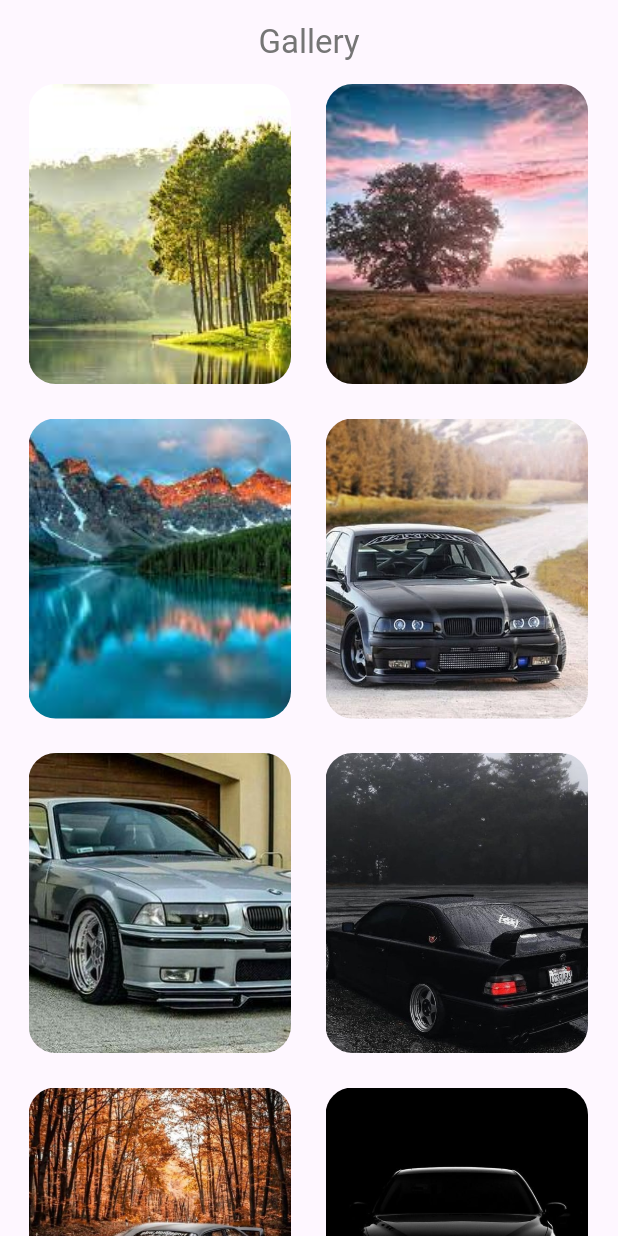
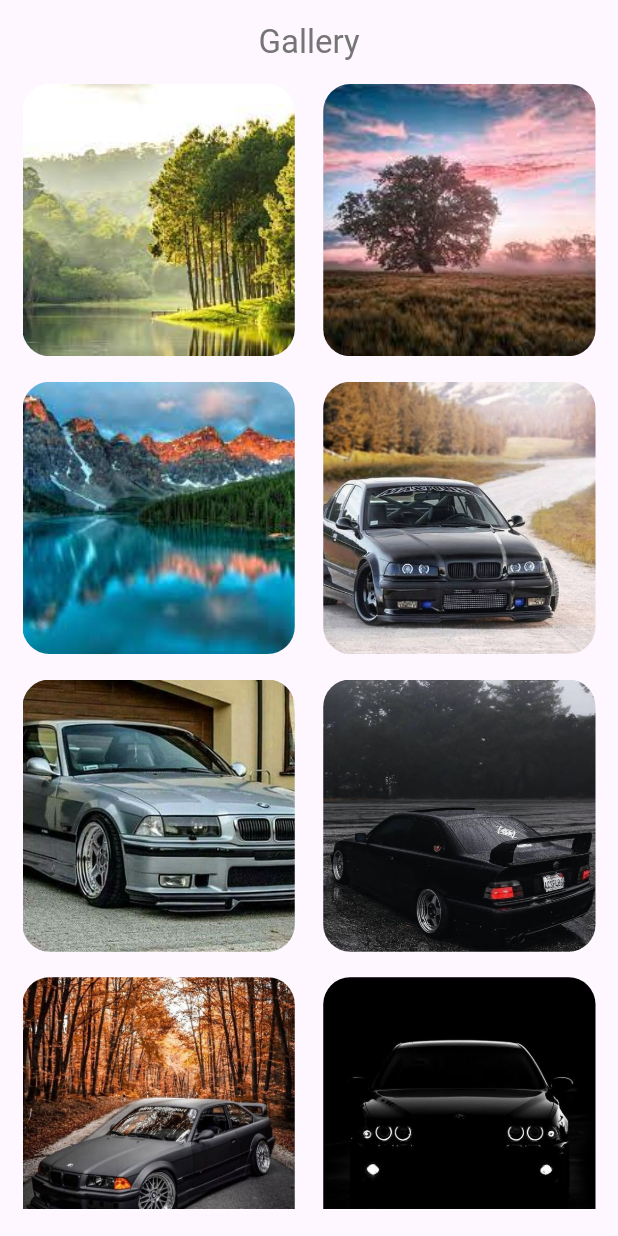
Before and after one commit to m7mdragab74/Gallery-clone, a Flutter app: the screen it shows after launch, on a phone screen of 412 x 824 dp. Run offline on Flutter 3.47's test engine with Material 3 defaults, Android fonts, the phone set to English and light mode, and no system bars.

Commit message:
refactor for code

```diff
--- a/lib/main.dart
+++ b/lib/main.dart
@@ -10,7 +10,7 @@ class GalleryApp extends StatelessWidget {
 
   @override
   Widget build(BuildContext context) {
-    return const MaterialApp(
+    return MaterialApp(
       debugShowCheckedModeBanner: false,
       home: HomeView(),
     );
--- /dev/null
+++ b/lib/model/image_model.dart
@@ -0,0 +1,4 @@
+class ImageModel {
+  String image;
+  ImageModel({required this.image});
+}
--- a/lib/views/home_view.dart
+++ b/lib/views/home_view.dart
@@ -1,7 +1,27 @@
 import 'package:flutter/material.dart';
+import 'package:task_1/model/image_model.dart';
+import 'package:task_1/widget/image_widget.dart';
 
 class HomeView extends StatelessWidget {
-  const HomeView({super.key});
+  HomeView({super.key});
+  final List<ImageModel> imageView = [
+    ImageModel(image: 'assets/img1.jpg'),
+    ImageModel(image: 'assets/img2.jpg'),
+    ImageModel(image: 'assets/img3.jpg'),
+    ImageModel(image: 'assets/img4.jpeg'),
+    ImageModel(image: 'assets/img5.jpg'),
+    ImageModel(image: 'assets/img6.jpg'),
+    ImageModel(image: 'assets/img7.jpg'),
+    ImageModel(image: 'assets/img8.jpg'),
+    ImageModel(image: 'assets/img9.jpg'),
+    ImageModel(image: 'assets/img10.jpg'),
+    ImageModel(image: 'assets/img11.jpg'),
+    ImageModel(image: 'assets/img12.jpg'),
+    ImageModel(image: 'assets/img13.jpg'),
+    ImageModel(image: 'assets/img14.jpg'),
+    ImageModel(image: 'assets/img15.jpg'),
+    ImageModel(image: 'assets/img16.jpg'),
+  ];
 
   @override
   Widget build(BuildContext context) {
@@ -14,236 +34,19 @@ class HomeView extends StatelessWidget {
             ),
           ),
         ),
-      body: ListView(children: [
-        Padding(
-          padding: const EdgeInsets.only(left: 19, right: 19),
-          child: Column(
-            children: [
-              Row(
-                children: [
-                  ClipRRect(
-                    borderRadius: BorderRadius.circular(18),
-                    child: Image.asset(
-                      'assets/img1.jpg',
-                      fit: BoxFit.cover,
-                      height: 200,
-                      width: 175,
+        body: Padding(
+          padding: const EdgeInsets.only(left: 15, right: 15, bottom: 18),
+          child: GridView.builder(
+            itemCount: imageView.length,
+            gridDelegate: const SliverGridDelegateWithFixedCrossAxisCount(
+              crossAxisCount: 2,
+              crossAxisSpacing: 19,
+              mainAxisSpacing: 17,
             ),
+            itemBuilder: (context, x) {
+              return ImageWidget(image: imageView[x]);
+            },
           ),
-                  const SizedBox(
-                    width: 23,
-                  ),
-                  ClipRRect(
-                    borderRadius: BorderRadius.circular(18),
-                    child: Image.asset(
-                      'assets/img2.jpg',
-                      fit: BoxFit.cover,
-                      height: 200,
-                      width: 175,
-                    ),
-                  ),
-                ],
-              ),
-              const SizedBox(
-                height: 23,
-              ),
-              Row(
-                children: [
-                  ClipRRect(
-                    borderRadius: BorderRadius.circular(18),
-                    child: Image.asset(
-                      'assets/img3.jpg',
-                      fit: BoxFit.cover,
-                      height: 200,
-                      width: 175,
-                    ),
-                  ),
-                  const SizedBox(
-                    width: 23,
-                  ),
-                  ClipRRect(
-                    borderRadius: BorderRadius.circular(18),
-                    child: Image.asset(
-                      'assets/img4.jpeg',
-                      fit: BoxFit.cover,
-                      height: 200,
-                      width: 175,
-                    ),
-                  ),
-                ],
-              ),
-              const SizedBox(
-                height: 23,
-              ),
-              Row(
-                children: [
-                  ClipRRect(
-                    borderRadius: BorderRadius.circular(18),
-                    child: Image.asset(
-                      'assets/img5.jpg',
-                      fit: BoxFit.cover,
-                      height: 200,
-                      width: 175,
-                    ),
-                  ),
-                  const SizedBox(
-                    width: 23,
-                  ),
-                  ClipRRect(
-                    borderRadius: BorderRadius.circular(18),
-                    child: Image.asset(
-                      'assets/img6.jpg',
-                      fit: BoxFit.cover,
-                      height: 200,
-                      width: 175,
-                    ),
-                  ),
-                ],
-              ),
-              const SizedBox(
-                height: 23,
-              ),
-              Row(
-                children: [
-                  ClipRRect(
-                    borderRadius: BorderRadius.circular(18),
-                    child: Image.asset(
-                      'assets/img7.jpg',
-                      fit: BoxFit.cover,
-                      height: 200,
-                      width: 175,
-                    ),
-                  ),
-                  const SizedBox(
-                    width: 23,
-                  ),
-                  ClipRRect(
-                    borderRadius: BorderRadius.circular(18),
-                    child: Image.asset(
-                      'assets/img8.jpg',
-                      fit: BoxFit.cover,
-                      height: 200,
-                      width: 175,
-                    ),
-                  ),
-                ],
-              ),
-              const SizedBox(
-                height: 23,
-              ),
-              Row(
-                children: [
-                  ClipRRect(
-                    borderRadius: BorderRadius.circular(18),
-                    child: Image.asset(
-                      'assets/img9.jpg',
-                      fit: BoxFit.cover,
-                      height: 200,
-                      width: 175,
-                    ),
-                  ),
-                  const SizedBox(
-                    width: 23,
-                  ),
-                  ClipRRect(
-                    borderRadius: BorderRadius.circular(18),
-                    child: Image.asset(
-                      'assets/img10.jpg',
-                      fit: BoxFit.cover,
-                      height: 200,
-                      width: 175,
-                    ),
-                  ),
-                ],
-              ),
-              const SizedBox(
-                height: 23,
-              ),
-              Row(
-                children: [
-                  ClipRRect(
-                    borderRadius: BorderRadius.circular(18),
-                    child: Image.asset(
-                      'assets/img11.jpg',
-                      fit: BoxFit.cover,
-                      height: 200,
-                      width: 175,
-                    ),
-                  ),
-                  const SizedBox(
-                    width: 23,
-                  ),
-                  ClipRRect(
-                    borderRadius: BorderRadius.circular(18),
-                    child: Image.asset(
-                      'assets/img12.jpg',
-                      fit: BoxFit.cover,
-                      height: 200,
-                      width: 175,
-                    ),
-                  ),
-                ],
-              ),
-              const SizedBox(
-                height: 23,
-              ),
-              Row(
-                children: [
-                  ClipRRect(
-                    borderRadius: BorderRadius.circular(18),
-                    child: Image.asset(
-                      'assets/img13.jpg',
-                      fit: BoxFit.cover,
-                      height: 200,
-                      width: 175,
-                    ),
-                  ),
-                  const SizedBox(
-                    width: 23,
-                  ),
-                  ClipRRect(
-                    borderRadius: BorderRadius.circular(18),
-                    child: Image.asset(
-                      'assets/img14.jpg',
-                      fit: BoxFit.cover,
-                      height: 200,
-                      width: 175,
-                    ),
-                  ),
-                ],
-              ),
-              const SizedBox(
-                height: 23,
-              ),
-              Row(
-                children: [
-                  ClipRRect(
-                    borderRadius: BorderRadius.circular(18),
-                    child: Image.asset(
-                      'assets/img15.jpg',
-                      fit: BoxFit.cover,
-                      height: 200,
-                      width: 175,
-                    ),
-                  ),
-                  const SizedBox(
-                    width: 23,
-                  ),
-                  ClipRRect(
-                    borderRadius: BorderRadius.circular(18),
-                    child: Image.asset(
-                      'assets/img16.jpg',
-                      fit: BoxFit.cover,
-                      height: 200,
-                      width: 175,
-                    ),
-                  ),
-                ],
-              ),
-            ],
-          ),
-        ),
-      ]),
-    );
+        ));
   }
 }
--- /dev/null
+++ b/lib/widget/image_widget.dart
@@ -0,0 +1,21 @@
+// ignore_for_file: prefer_const_constructors_in_immutables
+
+import 'package:flutter/material.dart';
+import 'package:task_1/model/image_model.dart';
+
+class ImageWidget extends StatelessWidget {
+  const ImageWidget({super.key, required this.image});
+  final ImageModel image;
+  @override
+  Widget build(BuildContext context) {
+    return ClipRRect(
+      borderRadius: BorderRadius.circular(18),
+      child: Image.asset(
+        image.image,
+        fit: BoxFit.cover,
+        height: 200,
+        width: 175,
+      ),
+    );
+  }
+}
```
Lines whose indentation alone changed are shown as unchanged.
